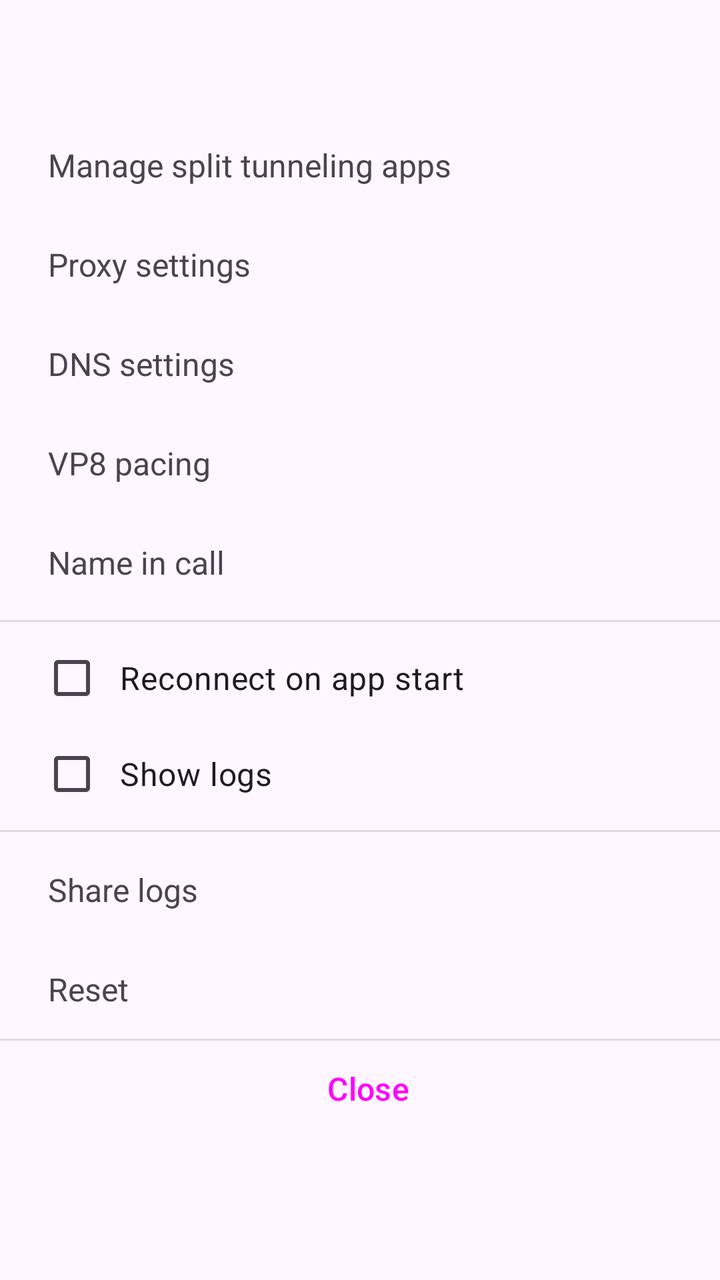
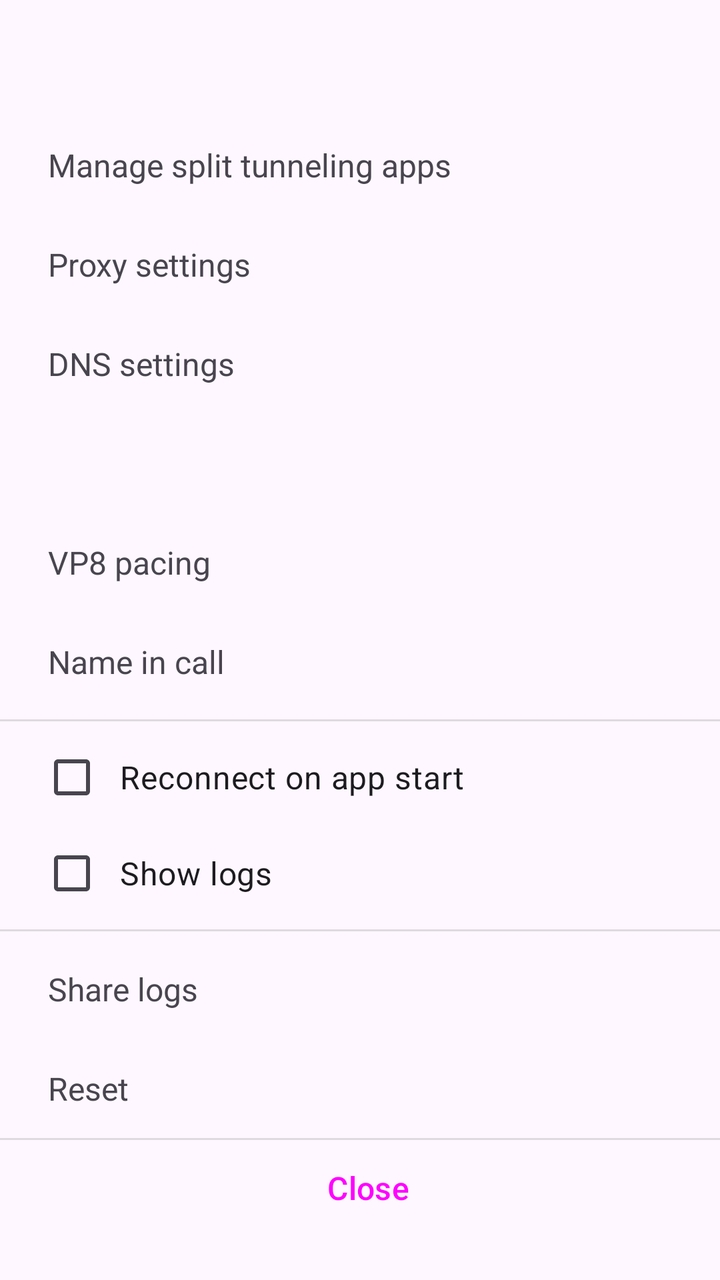

Before-and-after screenshots of an Android layout around one commit, followed by the original layout XML and the change that was made.
<!-- AndroidManifest.xml: application theme Theme.WhitelistBypass -->
<!-- res/layout/fragment_settings.xml -->
<?xml version="1.0" encoding="utf-8"?>
<LinearLayout xmlns:android="http://schemas.android.com/apk/res/android"
    android:layout_width="match_parent"
    android:layout_height="wrap_content"
    android:orientation="vertical">

    <ScrollView
        android:layout_width="match_parent"
        android:layout_height="wrap_content"
        android:paddingTop="8dp">

        <LinearLayout
            android:layout_width="match_parent"
            android:layout_height="wrap_content"
            android:orientation="vertical">

            <TextView
                android:id="@+id/splitTunnelingItem"
                android:layout_width="match_parent"
                android:layout_height="wrap_content"
                android:background="?attr/selectableItemBackground"
                android:paddingHorizontal="24dp"
                android:paddingVertical="14dp"
                android:textSize="16sp" />

            <TextView
                android:id="@+id/splitTunnelingAppsItem"
                android:layout_width="match_parent"
                android:layout_height="wrap_content"
                android:background="?attr/selectableItemBackground"
                android:paddingHorizontal="24dp"
                android:paddingVertical="14dp"
                android:text="@string/menu_split_tunneling_manage"
                android:textSize="16sp" />

            <TextView
                android:id="@+id/proxyItem"
                android:layout_width="match_parent"
                android:layout_height="wrap_content"
                android:background="?attr/selectableItemBackground"
                android:paddingHorizontal="24dp"
                android:paddingVertical="14dp"
                android:text="@string/menu_proxy_settings"
                android:textSize="16sp" />

            <TextView
                android:id="@+id/dnsItem"
                android:layout_width="match_parent"
                android:layout_height="wrap_content"
                android:background="?attr/selectableItemBackground"
                android:paddingHorizontal="24dp"
                android:paddingVertical="14dp"
                android:text="@string/menu_dns_settings"
                android:textSize="16sp" />

            <TextView
                android:id="@+id/vp8PacingItem"
                android:layout_width="match_parent"
                android:layout_height="wrap_content"
                android:background="?attr/selectableItemBackground"
                android:paddingHorizontal="24dp"
                android:paddingVertical="14dp"
                android:text="@string/menu_vp8_pacing"
                android:textSize="16sp" />

            <TextView
                android:id="@+id/nameInCallItem"
                android:layout_width="match_parent"
                android:layout_height="wrap_content"
                android:background="?attr/selectableItemBackground"
                android:paddingHorizontal="24dp"
                android:paddingVertical="14dp"
                android:text="@string/menu_name_in_call"
                android:textSize="16sp" />

            <View
                android:layout_width="match_parent"
                android:layout_height="1dp"
                android:layout_marginVertical="4dp"
                android:background="?android:attr/listDivider" />

            <CheckBox
                android:id="@+id/reconnectOnStartCheckbox"
                android:layout_width="match_parent"
                android:layout_height="wrap_content"
                android:layout_marginStart="20dp"
                android:paddingStart="8dp"
                android:paddingEnd="24dp"
                android:paddingVertical="10dp"
                android:text="@string/menu_reconnect_on_start"
                android:textSize="16sp" />

            <CheckBox
                android:id="@+id/showLogsCheckbox"
                android:layout_width="match_parent"
                android:layout_height="wrap_content"
                android:layout_marginStart="20dp"
                android:paddingStart="8dp"
                android:paddingEnd="24dp"
                android:paddingVertical="10dp"
                android:text="@string/menu_show_logs"
                android:textSize="16sp" />

            <View
                android:layout_width="match_parent"
                android:layout_height="1dp"
                android:layout_marginVertical="4dp"
                android:background="?android:attr/listDivider" />

            <TextView
                android:id="@+id/shareLogsItem"
                android:layout_width="match_parent"
                android:layout_height="wrap_content"
                android:background="?attr/selectableItemBackground"
                android:paddingHorizontal="24dp"
                android:paddingVertical="14dp"
                android:text="@string/menu_share_logs"
                android:textSize="16sp" />

            <TextView
                android:id="@+id/resetItem"
                android:layout_width="match_parent"
                android:layout_height="wrap_content"
                android:background="?attr/selectableItemBackground"
                android:paddingHorizontal="24dp"
                android:paddingVertical="14dp"
                android:text="@string/menu_reset"
                android:textSize="16sp" />

        </LinearLayout>
    </ScrollView>

    <View
        android:layout_width="match_parent"
        android:layout_height="1dp"
        android:background="?android:attr/listDivider" />

    <Button
        android:id="@+id/closeButton"
        style="?android:attr/buttonBarButtonStyle"
        android:layout_width="match_parent"
        android:layout_height="wrap_content"
        android:text="@string/settings_close"
        android:textSize="16sp" />

</LinearLayout>
<!-- resources referenced by this layout -->
<resources>
  <string name="menu_dns_settings">DNS settings</string>
  <string name="menu_name_in_call">Name in call</string>
  <string name="menu_proxy_settings">Proxy settings</string>
  <string name="menu_reconnect_on_start">Reconnect on app start</string>
  <string name="menu_reset">Reset</string>
  <string name="menu_share_logs">Share logs</string>
  <string name="menu_show_logs">Show logs</string>
  <string name="menu_split_tunneling_manage">Manage split tunneling apps</string>
  <string name="menu_vp8_pacing">VP8 pacing</string>
  <string name="settings_close">Close</string>
  <style name="Theme.WhitelistBypass" parent="Base.Theme.WhitelistBypass" />
  <style name="Base.Theme.WhitelistBypass" parent="Theme.Material3.DayNight.NoActionBar">
          
          
      </style>
</resources>

<!-- the commit's change to res/layout/fragment_settings.xml (unified diff, before → after) -->
@@ -51,6 +51,15 @@
                 android:paddingHorizontal="24dp"
                 android:paddingVertical="14dp"
                 android:text="@string/menu_dns_settings"
+                android:textSize="16sp" />
+
+            <TextView
+                android:id="@+id/tunnelModeItem"
+                android:layout_width="match_parent"
+                android:layout_height="wrap_content"
+                android:background="?attr/selectableItemBackground"
+                android:paddingHorizontal="24dp"
+                android:paddingVertical="14dp"
                 android:textSize="16sp" />
 
             <TextView
